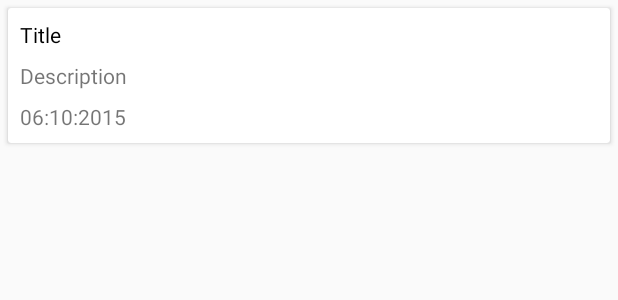
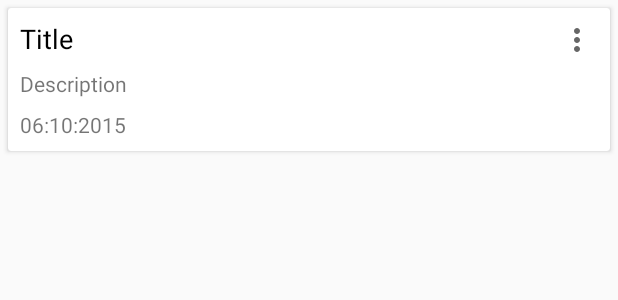
Before and after one commit to yaroslavambrozyak/ScheduleMe, an Android app: the layout card_remind.xml on its own in the app's theme, with its tools: preview values and no code run, on a phone screen of 412 x 824 dp. Shown: the top 300 px of the screen. Run offline under Robolectric (Android 15) with nearby library versions, the phone set to English and light mode, and no system bars.

Commit message:
popup menu

```diff
--- a/ScheduleMe/app/src/main/java/com/study/yaroslavambrozyak/scheduleme/App.java
+++ b/ScheduleMe/app/src/main/java/com/study/yaroslavambrozyak/scheduleme/App.java
@@ -6,6 +6,7 @@ import android.app.Application;
 import android.util.Log;
 
 
+import com.study.yaroslavambrozyak.scheduleme.model.Remind;
 import com.study.yaroslavambrozyak.scheduleme.modul.AppComponent;
 import com.study.yaroslavambrozyak.scheduleme.modul.AppModule;
 import com.study.yaroslavambrozyak.scheduleme.modul.DaggerAppComponent;
@@ -31,6 +32,11 @@ public class App extends Application {
         appComponent = createComponent();
         dateFormat = new SimpleDateFormat("dd:MM:yyyy");
         realm = Realm.getInstance(this);
+
+        /*realm.beginTransaction();
+        realm.clear(Remind.class);
+        realm.commitTransaction();
+        */
     }
 
     public static App getApp() {
--- a/ScheduleMe/app/src/main/java/com/study/yaroslavambrozyak/scheduleme/presenter/interfaces/MainPresenter.java
+++ b/ScheduleMe/app/src/main/java/com/study/yaroslavambrozyak/scheduleme/presenter/interfaces/MainPresenter.java
@@ -11,4 +11,5 @@ import io.realm.RealmResults;
 public interface MainPresenter {
     RealmResults<Remind> getReminds();
     void addRemind(String title,String description,Date date);
+    void removeRemind(long id);
 }
--- a/ScheduleMe/app/src/main/java/com/study/yaroslavambrozyak/scheduleme/view/MainFragment.java
+++ b/ScheduleMe/app/src/main/java/com/study/yaroslavambrozyak/scheduleme/view/MainFragment.java
@@ -83,7 +83,7 @@ public class MainFragment extends Fragment implements MainView {
 
     private void initRecyclerView() {
         RecyclerView.LayoutManager manager = new LinearLayoutManager(context);
-        RecyclerView.Adapter adapter = new RemindAdapter(getReminds(),recyclerView);
+        RecyclerView.Adapter adapter = new RemindAdapter(getReminds(),recyclerView,presenter);
         recyclerView.setLayoutManager(manager);
         recyclerView.setAdapter(adapter);
         recyclerView.addOnScrollListener(new RecyclerView.OnScrollListener() {
--- a/ScheduleMe/app/src/main/res/layout/card_remind.xml
+++ b/ScheduleMe/app/src/main/res/layout/card_remind.xml
@@ -10,56 +10,69 @@
         android:layout_width="match_parent"
         android:layout_height="match_parent">
 
+        <ImageButton
+            android:id="@+id/card_button"
+            style="?android:attr/actionOverflowButtonStyle"
+            android:layout_width="wrap_content"
+            android:layout_height="wrap_content"
+            android:layout_marginBottom="0dp"
+            android:layout_marginLeft="0dp"
+            android:layout_marginRight="0dp"
+            android:layout_marginTop="0dp"
+            app:layout_constraintBottom_toTopOf="@+id/remind_description"
+            app:layout_constraintHorizontal_bias="1.0"
+            app:layout_constraintLeft_toRightOf="@+id/remind_title"
+            app:layout_constraintRight_toRightOf="parent"
+            app:layout_constraintTop_toTopOf="parent"
+            app:layout_constraintVertical_bias="0.478" />
+
         <TextView
             android:id="@+id/remind_title"
             android:layout_width="0dp"
             android:layout_height="wrap_content"
             android:layout_marginEnd="@dimen/card_remind_margin_right"
             android:layout_marginLeft="@dimen/card_remind_margin_left"
-            android:layout_marginRight="@dimen/card_remind_margin_right"
             android:layout_marginStart="@dimen/card_remind_margin_left"
-            android:layout_marginTop="@dimen/card_remind_margin_top"
+            android:layout_marginTop="8dp"
             android:textColor="@color/colorBlack"
-            app:layout_constraintHorizontal_bias="0.0"
             app:layout_constraintLeft_toLeftOf="parent"
-            app:layout_constraintRight_toRightOf="parent"
             app:layout_constraintTop_toTopOf="parent"
-            tools:text="Title"
-            />
+            style="@style/TextAppearance.AppCompat.Medium"
+            tools:text="Title" />
 
         <TextView
             android:id="@+id/remind_description"
             android:layout_width="0dp"
             android:layout_height="wrap_content"
+            android:layout_marginBottom="@dimen/card_remind_margin_bot"
             android:layout_marginEnd="@dimen/card_remind_margin_right"
             android:layout_marginLeft="@dimen/card_remind_margin_left"
             android:layout_marginRight="@dimen/card_remind_margin_right"
             android:layout_marginStart="@dimen/card_remind_margin_left"
             android:layout_marginTop="@dimen/card_remind_margin_top"
-            android:layout_marginBottom="@dimen/card_remind_margin_bot"
             app:layout_constraintHorizontal_bias="0.0"
             app:layout_constraintLeft_toLeftOf="parent"
             app:layout_constraintRight_toRightOf="parent"
             app:layout_constraintTop_toBottomOf="@id/remind_title"
 
-            tools:text="Description"/>
+            tools:text="Description" />
 
         <TextView
             android:id="@+id/remind_date"
             android:layout_width="0dp"
             android:layout_height="wrap_content"
+            android:layout_marginBottom="@dimen/card_remind_margin_bot"
             android:layout_marginEnd="@dimen/card_remind_margin_right"
             android:layout_marginLeft="@dimen/card_remind_margin_left"
             android:layout_marginRight="@dimen/card_remind_margin_right"
             android:layout_marginStart="@dimen/card_remind_margin_left"
             android:layout_marginTop="@dimen/card_remind_margin_top"
-            android:layout_marginBottom="@dimen/card_remind_margin_bot"
+            app:layout_constraintBottom_toBottomOf="parent"
             app:layout_constraintHorizontal_bias="0.0"
             app:layout_constraintLeft_toLeftOf="parent"
             app:layout_constraintRight_toRightOf="parent"
             app:layout_constraintTop_toBottomOf="@id/remind_description"
-            app:layout_constraintBottom_toBottomOf="parent"
-            tools:text="06:10:2015"/>
+            tools:text="06:10:2015" />
 
     </android.support.constraint.ConstraintLayout>
 
--- a/ScheduleMe/app/src/main/res/values/styles.xml
+++ b/ScheduleMe/app/src/main/res/values/styles.xml
@@ -17,4 +17,9 @@
 
     <style name="AppTheme.PopupOverlay" parent="ThemeOverlay.AppCompat.Light" />
 
+    <style name="MyPopupMenu" parent="Theme.AppCompat.Light.NoActionBar">
+        <item name="android:popupBackground">#0F213F</item>
+        <item name="android:disabledAlpha">0.5</item>
+    </style>
+
 </resources>
```
Also changed, not shown: ScheduleMe/app/src/main/java/com/study/yaroslavambrozyak/scheduleme/adapter/RemindAdapter.java (+60 -14 lines), ScheduleMe/app/src/main/java/com/study/yaroslavambrozyak/scheduleme/presenter/MainPresenterImp.java (+7 -0 lines), ScheduleMe/app/src/main/java/com/study/yaroslavambrozyak/scheduleme/view/BaseActivity.java (+11 -0 lines), ScheduleMe/app/src/main/res/menu/menu_change_remind.xml (added, +8 -0 lines), 1 other file.
